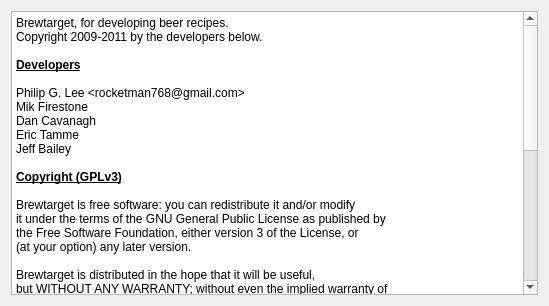
Above: ui/aboutDialog.ui from Brewtarget/brewtarget before the change. Below: the same form after it.
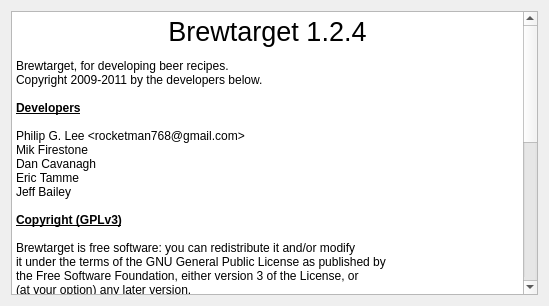
That is the form after the change.

Commit message: Put version in about dialog.

```diff
--- a/ui/aboutDialog.ui
+++ b/ui/aboutDialog.ui
@@ -21,6 +21,7 @@
 &lt;html&gt;&lt;head&gt;&lt;meta name=&quot;qrichtext&quot; content=&quot;1&quot; /&gt;&lt;style type=&quot;text/css&quot;&gt;
 p, li { white-space: pre-wrap; }
 &lt;/style&gt;&lt;/head&gt;&lt;body style=&quot; font-family:'DejaVu Sans'; font-size:9pt; font-weight:400; font-style:normal;&quot;&gt;
+&lt;p align=&quot;center&quot; style=&quot; margin-top:12px; margin-bottom:0px; margin-left:0px; margin-right:0px; -qt-block-indent:0; text-indent:0px;&quot;&gt;&lt;span style=&quot; font-size:20pt;&quot;&gt;Brewtarget 1.2.4&lt;/span&gt;&lt;/p&gt;
 &lt;p style=&quot; margin-top:12px; margin-bottom:0px; margin-left:0px; margin-right:0px; -qt-block-indent:0; text-indent:0px;&quot;&gt;&lt;span style=&quot; font-family:'Courier New,courier';&quot;&gt;Brewtarget, for developing beer recipes.&lt;/span&gt;&lt;/p&gt;
 &lt;p style=&quot; margin-top:0px; margin-bottom:0px; margin-left:0px; margin-right:0px; -qt-block-indent:0; text-indent:0px;&quot;&gt;&lt;span style=&quot; font-family:'Courier New,courier';&quot;&gt;Copyright 2009-2011 by the developers below.&lt;/span&gt;&lt;/p&gt;
 &lt;p style=&quot;-qt-paragraph-type:empty; margin-top:0px; margin-bottom:0px; margin-left:0px; margin-right:0px; -qt-block-indent:0; text-indent:0px; font-family:'Courier New,courier';&quot;&gt;&lt;/p&gt;
```
